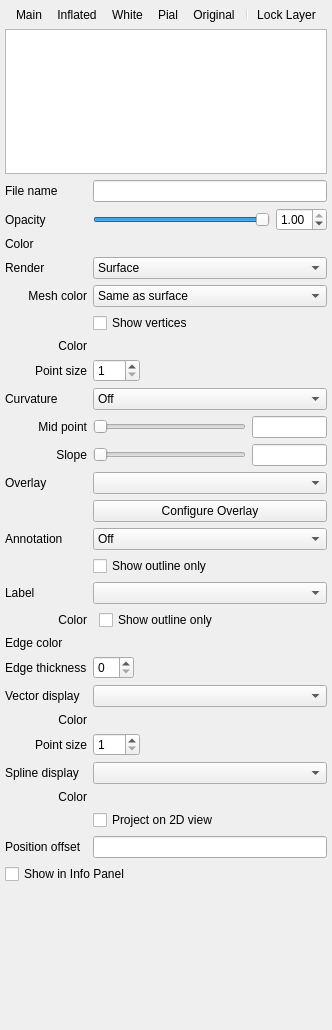
freesurfer/freesurfer, file freeview/PanelSurface.ui: the form before one commit.
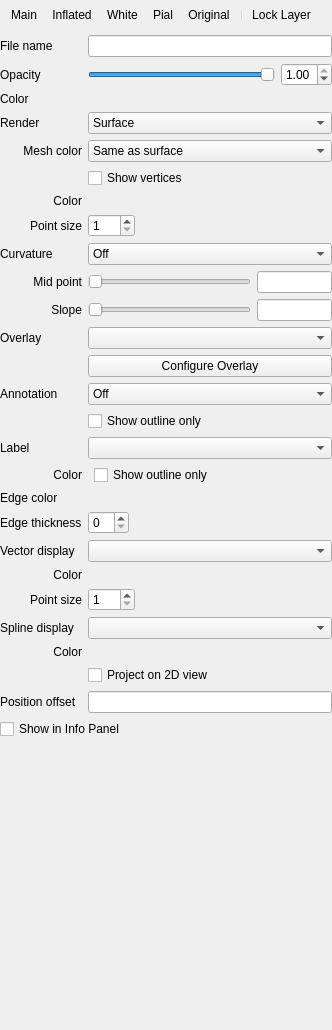
The form after the commit. Icons and pictures are not drawn. Custom widgets are drawn as their Qt base class.

Commit message: One control panel for all types of layers

Diff of the .ui file:
```diff
--- a/freeview/PanelSurface.ui
+++ b/freeview/PanelSurface.ui
@@ -24,23 +24,14 @@
     <rect>
      <x>0</x>
      <y>0</y>
-     <width>314</width>
-     <height>1032</height>
+     <width>332</width>
+     <height>1030</height>
     </rect>
    </property>
    <layout class="QVBoxLayout" name="verticalLayout">
-    <property name="leftMargin">
-     <number>5</number>
-    </property>
-    <property name="topMargin">
+    <property name="margin">
      <number>0</number>
     </property>
-    <property name="rightMargin">
-     <number>5</number>
-    </property>
-    <property name="bottomMargin">
-     <number>5</number>
-    </property>
     <item>
      <layout class="QVBoxLayout" name="verticalLayoutToolbar">
       <property name="spacing">
@@ -69,36 +60,6 @@
         <addaction name="actionLockLayer"/>
        </widget>
       </item>
-      <item>
-       <widget class="LayerTreeWidget" name="treeWidgetLayers">
-        <property name="sizePolicy">
-         <sizepolicy hsizetype="Expanding" vsizetype="Fixed">
-          <horstretch>0</horstretch>
-          <verstretch>0</verstretch>
-         </sizepolicy>
-        </property>
-        <property name="maximumSize">
-         <size>
-          <width>16777215</width>
-          <height>145</height>
-         </size>
-        </property>
-        <property name="rootIsDecorated">
-         <bool>false</bool>
-        </property>
-        <property name="uniformRowHeights">
-         <bool>true</bool>
-        </property>
-        <attribute name="headerVisible">
-         <bool>false</bool>
-        </attribute>
-        <column>
-         <property name="text">
-          <string notr="true">1</string>
-         </property>
-        </column>
-       </widget>
-      </item>
      </layout>
     </item>
     <item>
@@ -840,11 +801,6 @@
     <signal>currentColorChanged(QColor)</signal>
    </slots>
   </customwidget>
-  <customwidget>
-   <class>LayerTreeWidget</class>
-   <extends>QTreeWidget</extends>
-   <header>LayerTreeWidget.h</header>
-  </customwidget>
  </customwidgets>
  <resources>
   <include location="freeview.qrc"/>
```
Left out of the diff: 52 changed lines with no effect on the pictures. The commit also changes 20 other files.
